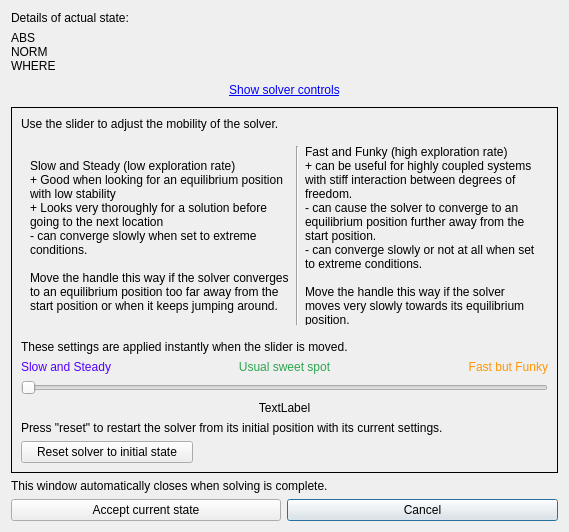
Qt form guis/solverdialog_threaded.ui (RubendeBruin/DAVE) before a commit.
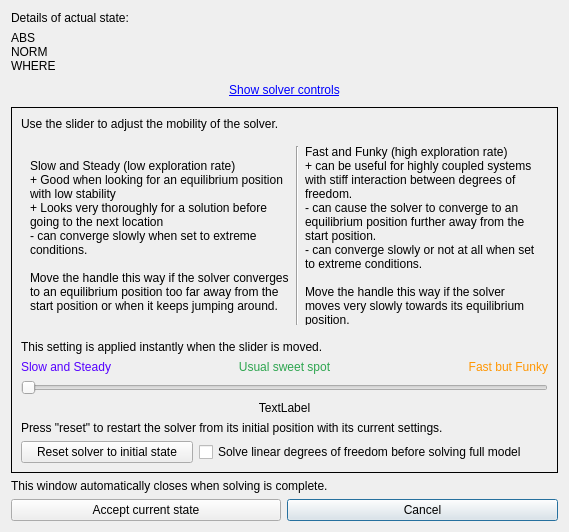
The same form after that commit.

Patch:
```diff
--- a/guis/solverdialog_threaded.ui
+++ b/guis/solverdialog_threaded.ui
@@ -162,7 +162,7 @@
       <item row="2" column="0" colspan="3">
        <widget class="QLabel" name="label_10">
         <property name="text">
-         <string>These settings are applied instantly when the slider is moved.</string>
+         <string>This setting is applied instantly when the slider is moved.</string>
         </property>
        </widget>
       </item>
@@ -173,6 +173,16 @@
         </property>
        </widget>
       </item>
+      <item row="7" column="1" colspan="2">
+       <widget class="QCheckBox" name="cbLinearFirst">
+        <property name="statusTip">
+         <string>Takes effect after solver restart</string>
+        </property>
+        <property name="text">
+         <string>Solve linear degrees of freedom before solving full model</string>
+        </property>
+       </widget>
+      </item>
      </layout>
     </widget>
    </item>
```
